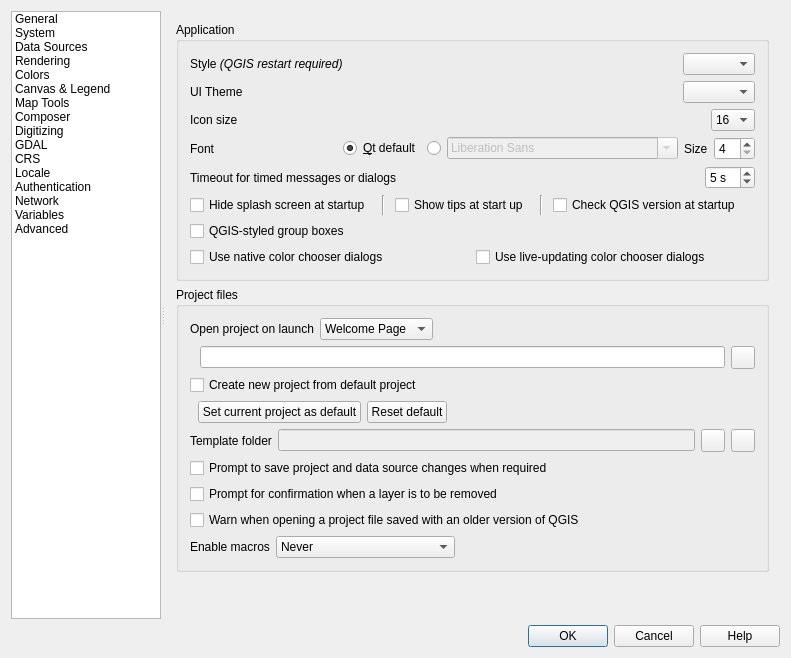
qgis/QGIS, file src/ui/qgsoptionsbase.ui: the form before one commit.
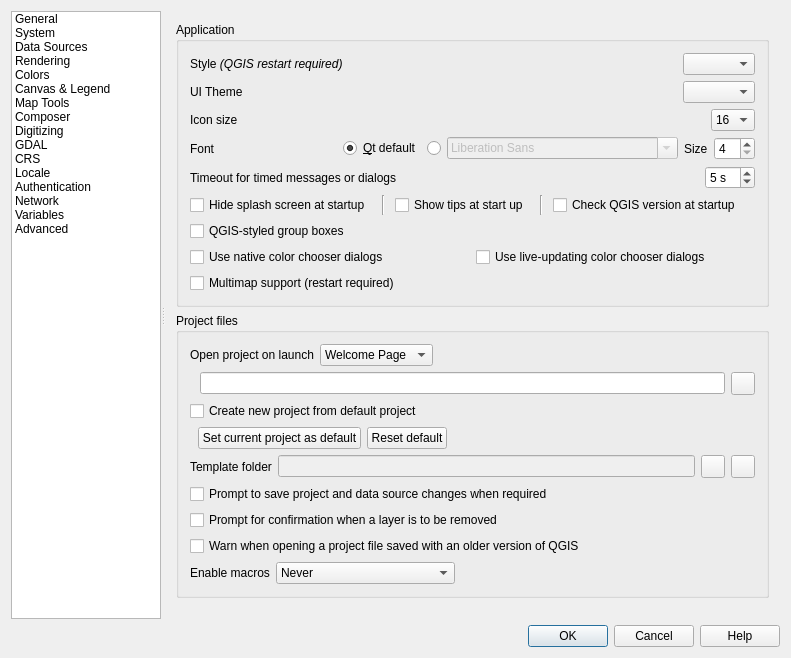
The form after the commit. Icons and pictures are not drawn. Custom widgets are drawn as their Qt base class.

Commit message: Multimap support for QGIS

```diff
--- a/src/ui/qgsoptionsbase.ui
+++ b/src/ui/qgsoptionsbase.ui
@@ -681,6 +681,17 @@
                     </item>
                    </layout>
                   </item>
+                  <item>
+                   <layout class="QHBoxLayout" name="horizontalLayout_41">
+                    <item>
+                     <widget class="QCheckBox" name="mMultiMapCheckBox">
+                      <property name="text">
+                       <string>Multimap support (restart required)</string>
+                      </property>
+                     </widget>
+                    </item>
+                   </layout>
+                  </item>
                  </layout>
                 </widget>
                </item>
```
Left out of the diff: 1 changed line with no effect on the pictures. The commit also changes 101 other files.
